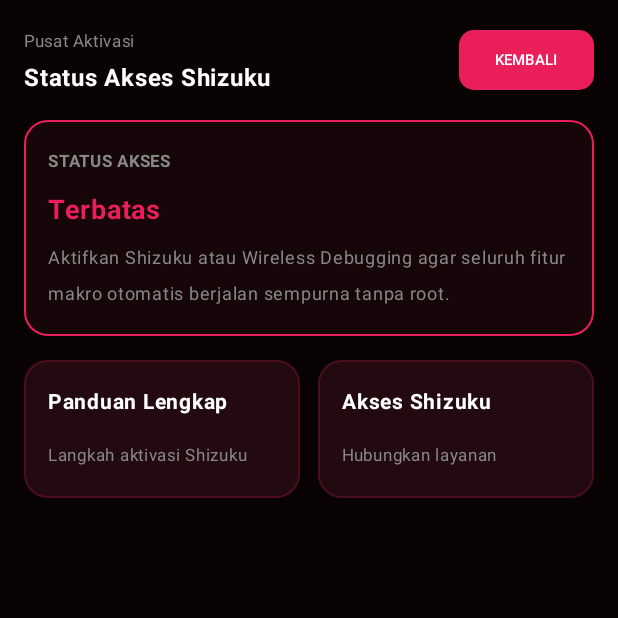
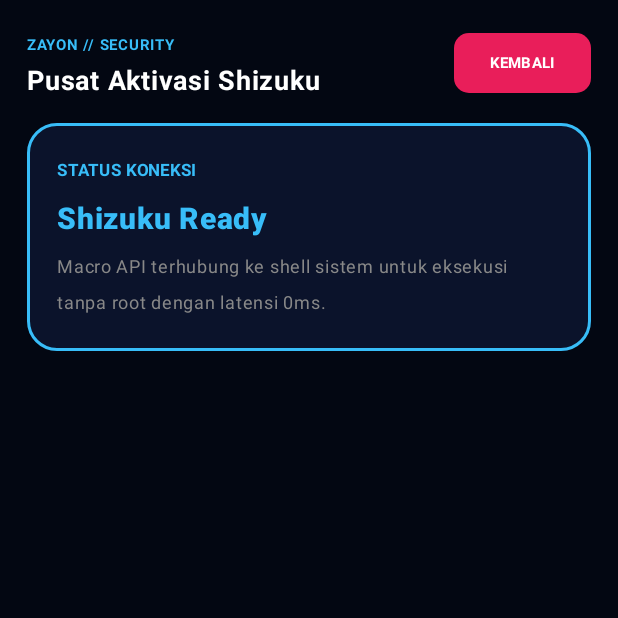
Before and after one commit to lyzeengray-del/LVNG, an Android app built with Jetpack Compose: the screen it shows after launch (MainActivity), after a tap on "Pusat Aktivasi", on a phone screen of 412 x 824 dp, the top half of it. Run offline under Robolectric (Android 15) with nearby library versions, the phone set to English and light mode, and no system bars.

Commit message:
Update MainActivity.kt

```diff
--- a/app/src/main/java/com/lvngx/gamespace/MainActivity.kt
+++ b/app/src/main/java/com/lvngx/gamespace/MainActivity.kt
@@ -17,6 +17,7 @@ import androidx.compose.runtime.*
 import androidx.compose.ui.Alignment
 import androidx.compose.ui.Modifier
 import androidx.compose.ui.draw.clip
+import androidx.compose.ui.graphics.Brush
 import androidx.compose.ui.graphics.Color
 import androidx.compose.ui.text.font.FontWeight
 import androidx.compose.ui.unit.dp
@@ -29,13 +30,13 @@ class MainActivity : ComponentActivity() {
             MaterialTheme(
                 colorScheme = darkColorScheme(
                     primary = Color(0xFFE91E5A),
-                    background = Color(0xFF080204),
-                    surface = Color(0xFF160609)
+                    background = Color(0xFF030712),
+                    surface = Color(0xFF0B132B)
                 )
             ) {
                 Surface(
                     modifier = Modifier.fillMaxSize(),
-                    color = Color(0xFF080204)
+                    color = Color(0xFF030712)
                 ) {
                     var currentScreen by remember { mutableStateOf("home") }
 
@@ -55,12 +56,8 @@ class MainActivity : ComponentActivity() {
                                 }
                             }
                         )
-                        "optimize" -> TouchOptimizeScreen(
-                            onBack = { currentScreen = "home" }
-                        )
-                        "activation" -> ActivationScreen(
-                            onBack = { currentScreen = "home" }
-                        )
+                        "optimize" -> TouchOptimizeScreen(onBack = { currentScreen = "home" })
+                        "activation" -> ActivationScreen(onBack = { currentScreen = "home" })
                     }
                 }
             }
@@ -79,10 +76,15 @@ fun HomeScreen(
     Column(
         modifier = Modifier
             .fillMaxSize()
-            .background(Color(0xFF080204))
-            .padding(16.dp),
+            .background(
+                Brush.verticalGradient(
+                    colors = listOf(Color(0xFF030712), Color(0xFF0B132B), Color(0xFF160609))
+                )
+            )
+            .padding(18.dp),
         verticalArrangement = Arrangement.spacedBy(16.dp)
     ) {
+        // Header Zayon HUD Style
         Row(
             modifier = Modifier.fillMaxWidth(),
             horizontalArrangement = Arrangement.SpaceBetween,
@@ -94,62 +96,65 @@ fun HomeScreen(
             ) {
                 Box(
                     modifier = Modifier
-                        .size(44.dp)
+                        .size(48.dp)
                         .clip(CircleShape)
-                        .background(Color(0xFF220A10))
-                        .border(1.dp, Color(0xFFE91E5A), CircleShape),
+                        .background(Color(0xFF0F172A))
+                        .border(1.5.dp, Color(0xFFE91E5A), CircleShape),
                     contentAlignment = Alignment.Center
                 ) {
-                    Text(text = "LV", color = Color.White, fontWeight = FontWeight.Bold, fontSize = 16.sp)
+                    Text(text = "Z", color = Color(0xFF38BDF8), fontWeight = FontWeight.Bold, fontSize = 20.sp)
                 }
                 Column {
-                    Text(text = "TOUCH OPTIMIZE", color = Color.Gray, fontSize = 10.sp, fontWeight = FontWeight.Bold)
-                    Text(text = "LVNG-X v5.0", color = Color.White, fontSize = 16.sp, fontWeight = FontWeight.Bold)
+                    Text(text = "ZAYON // CORE HUD", color = Color(0xFF38BDF8), fontSize = 10.sp, fontWeight = FontWeight.Bold)
+                    Text(text = "LVNG - X v5.0", color = Color.White, fontSize = 18.sp, fontWeight = FontWeight.Black)
                 }
             }
             Card(
-                colors = CardDefaults.cardColors(containerColor = Color(0xFF220A10)),
-                shape = RoundedCornerShape(20.dp),
-                border = BorderStroke(1.dp, Color(0xFF4A0E1C))
+                colors = CardDefaults.cardColors(containerColor = Color(0xFF0F172A)),
+                shape = RoundedCornerShape(14.dp),
+                border = BorderStroke(1.dp, Color(0xFF38BDF8).copy(alpha = 0.5f))
             ) {
                 Row(
                     modifier = Modifier.padding(horizontal = 12.dp, vertical = 6.dp),
                     verticalAlignment = Alignment.CenterVertically
                 ) {
-                    Text(text = "ID: 47240AAB", color = Color.Gray, fontSize = 11.sp)
+                    Text(text = "ONLINE", color = Color(0xFF38BDF8), fontSize = 10.sp, fontWeight = FontWeight.Bold)
                 }
             }
         }
 
+        // Main Launcher Card (Crimson Neon Border)
         Card(
             modifier = Modifier.fillMaxWidth(),
-            colors = CardDefaults.cardColors(containerColor = Color(0xFF160609)),
-            shape = RoundedCornerShape(16.dp),
-            border = BorderStroke(1.dp, Color(0xFFE91E5A))
+            colors = CardDefaults.cardColors(containerColor = Color(0xFF0B132B).copy(alpha = 0.9f)),
+            shape = RoundedCornerShape(20.dp),
+            border = BorderStroke(1.5.dp, Color(0xFFE91E5A))
         ) {
             Row(
                 modifier = Modifier
                     .fillMaxWidth()
-                    .padding(16.dp),
+                    .padding(20.dp),
                 horizontalArrangement = Arrangement.SpaceBetween,
                 verticalAlignment = Alignment.CenterVertically
             ) {
                 Column(verticalArrangement = Arrangement.spacedBy(4.dp)) {
-                    Text(text = "Masuk ke", color = Color.Gray, fontSize = 12.sp)
-                    Text(text = "Game Space", color = Color.White, fontSize = 18.sp, fontWeight = FontWeight.Bold)
-                    Spacer(modifier = Modifier.height(8.dp))
-                    Text(text = "Token: $tokenCount / 300", color = Color(0xFF38BDF8), fontSize = 12.sp)
+                    Text(text = "SYSTEM ENGINE", color = Color(0xFF38BDF8), fontSize = 11.sp, fontWeight = FontWeight.Bold)
+                    Text(text = "Game Space Launcher", color = Color.White, fontSize = 18.sp, fontWeight = FontWeight.Bold)
+                    Spacer(modifier = Modifier.height(4.dp))
+                    Text(text = "Macro Engine: Active ($tokenCount tokens)", color = Color.Gray, fontSize = 12.sp)
                 }
                 Button(
                     onClick = onStartOverlay,
                     colors = ButtonDefaults.buttonColors(containerColor = Color(0xFFE91E5A)),
-                    shape = RoundedCornerShape(12.dp)
+                    shape = RoundedCornerShape(14.dp),
+                    contentPadding = PaddingValues(horizontal = 20.dp, vertical = 12.dp)
                 ) {
-                    Text(text = "Buka", color = Color.White, fontWeight = FontWeight.Bold)
+                    Text(text = "BUKA", color = Color.White, fontWeight = FontWeight.Bold)
                 }
             }
         }
 
+        // Quick Navigation Grid
         Row(
             modifier = Modifier.fillMaxWidth(),
             horizontalArrangement = Arrangement.spacedBy(12.dp)
@@ -157,27 +162,28 @@ fun HomeScreen(
             Button(
                 onClick = onNavigateToOptimize,
                 modifier = Modifier.weight(1f),
-                colors = ButtonDefaults.buttonColors(containerColor = Color(0xFF220A10)),
-                shape = RoundedCornerShape(12.dp),
-                border = BorderStroke(1.dp, Color(0xFF4A0E1C))
+                colors = ButtonDefaults.buttonColors(containerColor = Color(0xFF0F172A)),
+                shape = RoundedCornerShape(14.dp),
+                border = BorderStroke(1.dp, Color(0xFF38BDF8).copy(alpha = 0.4f))
             ) {
-                Text(text = "Tes Sentuh", color = Color.White, fontSize = 12.sp)
+                Text(text = "Tes Sentuh", color = Color(0xFF38BDF8), fontSize = 12.sp, fontWeight = FontWeight.Bold)
             }
             Button(
                 onClick = onNavigateToActivation,
                 modifier = Modifier.weight(1f),
-                colors = ButtonDefaults.buttonColors(containerColor = Color(0xFF220A10)),
-                shape = RoundedCornerShape(12.dp),
-                border = BorderStroke(1.dp, Color(0xFF4A0E1C))
+                colors = ButtonDefaults.buttonColors(containerColor = Color(0xFF0F172A)),
+                shape = RoundedCornerShape(14.dp),
+                border = BorderStroke(1.dp, Color(0xFFE91E5A).copy(alpha = 0.4f))
             ) {
-                Text(text = "Pusat Aktivasi", color = Color.White, fontSize = 12.sp)
+                Text(text = "Pusat Aktivasi", color = Color(0xFFE91E5A), fontSize = 12.sp, fontWeight = FontWeight.Bold)
             }
         }
 
+        // Library Section
         Text(
-            text = "Perpustakaan Game (0/10)",
-            color = Color.White,
-            fontSize = 14.sp,
+            text = "PERPUSTAKAAN GAME (0/10)",
+            color = Color(0xFF38BDF8),
+            fontSize = 12.sp,
             fontWeight = FontWeight.Bold
         )
 
@@ -185,9 +191,9 @@ fun HomeScreen(
             modifier = Modifier
                 .fillMaxWidth()
                 .weight(1f),
-            colors = CardDefaults.cardColors(containerColor = Color(0xFF160609)),
-            shape = RoundedCornerShape(16.dp),
-            border = BorderStroke(1.dp, Color(0xFF4A0E1C))
+            colors = CardDefaults.cardColors(containerColor = Color(0xFF0B132B)),
+            shape = RoundedCornerShape(20.dp),
+            border = BorderStroke(1.dp, Color(0xFF1E293B))
         ) {
             Column(
                 modifier = Modifier
@@ -197,25 +203,25 @@ fun HomeScreen(
                 horizontalAlignment = Alignment.CenterHorizontally
             ) {
                 Text(
-                    text = "Belum ada game",
+                    text = "Belum ada game terdaftar",
                     color = Color.White,
                     fontSize = 16.sp,
                     fontWeight = FontWeight.Bold
                 )
-                Spacer(modifier = Modifier.height(4.dp))
+                Spacer(modifier = Modifier.height(6.dp))
                 Text(
-                    text = "Tambahkan game favoritmu supaya LVNG-X bisa mengoptimalkannya.",
+                    text = "Tambahkan game favoritmu untuk performa Zayon maksimal.",
                     color = Color.Gray,
                     fontSize = 12.sp,
                     textAlign = androidx.compose.ui.text.style.TextAlign.Center
                 )
-                Spacer(modifier = Modifier.height(16.dp))
+                Spacer(modifier = Modifier.height(20.dp))
                 Button(
                     onClick = {},
-                    colors = ButtonDefaults.buttonColors(containerColor = Color(0xFFE91E5A)),
-                    shape = RoundedCornerShape(12.dp)
+                    colors = ButtonDefaults.buttonColors(containerColor = Color(0xFF38BDF8)),
+                    shape = RoundedCornerShape(14.dp)
                 ) {
-                    Text(text = "Tambah Game", color = Color.White, fontWeight = FontWeight.Bold)
+                    Text(text = "+ Tambah Game", color = Color(0xFF030712), fontWeight = FontWeight.Black)
                 }
             }
         }
@@ -230,8 +236,8 @@ fun TouchOptimizeScreen(onBack: () -> Unit) {
     Column(
         modifier = Modifier
             .fillMaxSize()
-            .background(Color(0xFF080204))
-            .padding(16.dp),
+            .background(Color(0xFF030712))
+            .padding(18.dp),
         verticalArrangement = Arrangement.spacedBy(16.dp)
     ) {
         Row(
@@ -240,15 +246,15 @@ fun TouchOptimizeScreen(onBack: () -> Unit) {
             verticalAlignment = Alignment.CenterVertically
         ) {
             Column {
-                Text(text = "Game Optimize", color = Color.Gray, fontSize = 11.sp)
-                Text(text = "Mapping & Layar Sentuh", color = Color.White, fontSize = 16.sp, fontWeight = FontWeight.Bold)
+                Text(text = "ZAYON // OPTIMIZER", color = Color(0xFF38BDF8), fontSize = 10.sp, fontWeight = FontWeight.Bold)
+                Text(text = "Mapping & Layar Sentuh", color = Color.White, fontSize = 18.sp, fontWeight = FontWeight.Bold)
             }
             Button(
                 onClick = onBack,
                 colors = ButtonDefaults.buttonColors(containerColor = Color(0xFFE91E5A)),
                 shape = RoundedCornerShape(10.dp)
             ) {
-                Text(text = "KEMBALI", fontSize = 10.sp, color = Color.White)
+                Text(text = "KEMBALI", fontSize = 10.sp, color = Color.White, fontWeight = FontWeight.Bold)
             }
         }
 
@@ -261,12 +267,12 @@ fun TouchOptimizeScreen(onBack: () -> Unit) {
                     onClick = { selectedTab = index },
                     modifier = Modifier.weight(1f),
                     colors = ButtonDefaults.buttonColors(
-                        containerColor = if (selectedTab == index) Color(0xFFE91E5A) else Color(0xFF220A10)
+                        containerColor = if (selectedTab == index) Color(0xFFE91E5A) else Color(0xFF0F172A)
                     ),
-                    shape = RoundedCornerShape(10.dp),
-                    border = BorderStroke(1.dp, if (selectedTab == index) Color(0xFFE91E5A) else Color(0xFF4A0E1C))
+                    shape = RoundedCornerShape(12.dp),
+                    border = BorderStroke(1.dp, if (selectedTab == index) Color(0xFFE91E5A) else Color(0xFF1E293B))
                 ) {
-                    Text(text = title, fontSize = 11.sp, color = Color.White)
+                    Text(text = title, fontSize = 11.sp, color = Color.White, fontWeight = FontWeight.Bold)
                 }
             }
         }
@@ -275,31 +281,30 @@ fun TouchOptimizeScreen(onBack: () -> Unit) {
             modifier = Modifier
                 .fillMaxWidth()
                 .weight(1f),
-            colors = CardDefaults.cardColors(containerColor = Color(0xFF160609)),
-            shape = RoundedCornerShape(16.dp),
-            border = BorderStroke(1.dp, Color(0xFF4A0E1C))
+            colors = CardDefaults.cardColors(containerColor = Color(0xFF0B132B)),
+            shape = RoundedCornerShape(20.dp),
+            border = BorderStroke(1.dp, Color(0xFFE91E5A).copy(alpha = 0.5f))
         ) {
             Column(
                 modifier = Modifier
                     .fillMaxSize()
-                    .padding(16.dp),
+                    .padding(20.dp),
                 verticalArrangement = Arrangement.spacedBy(12.dp)
             ) {
                 when (selectedTab) {
                     0 -> {
-                        Text(text = "Pengaturan Mapping Tombol", color = Color.White, fontWeight = FontWeight.Bold, fontSize = 14.sp)
-                        Text(text = "Atur posisi tombol on-screen untuk responsivitas maksimal.", color = Color.Gray, fontSize = 12.sp)
+                        Text(text = "Pengaturan Mapping Tombol", color = Color.White, fontWeight = FontWeight.Bold, fontSize = 15.sp)
+                        Text(text = "Atur posisi tombol on-screen dengan presisi tinggi untuk responsivitas maksimal ala Zayon.", color = Color.Gray, fontSize = 13.sp)
                     }
                     1 -> {
-                        Text(text = "Informasi Layar Perangkat", color = Color.White, fontWeight = FontWeight.Bold, fontSize = 14.sp)
-                        Text(text = "Refresh Rate: 60 Hz", color = Color(0xFF38BDF8), fontSize = 12.sp)
-                        Text(text = "Sampling Sentuh: Responsif", color = Color(0xFF38BDF8), fontSize = 12.sp)
-                        Text(text = "Maksimum Jari: 10", color = Color(0xFF38BDF8), fontSize = 12.sp)
+                        Text(text = "Informasi Layar Perangkat", color = Color.White, fontWeight = FontWeight.Bold, fontSize = 15.sp)
+                        Text(text = "Refresh Rate: 120Hz / Max", color = Color(0xFF38BDF8), fontSize = 13.sp, fontWeight = FontWeight.Bold)
+                        Text(text = "Sampling Sentuh: Ultra-Responsif", color = Color(0xFF38BDF8), fontSize = 13.sp, fontWeight = FontWeight.Bold)
                     }
                     2 -> {
-                        Text(text = "Fix Touch & Kalibrasi", color = Color.White, fontWeight = FontWeight.Bold, fontSize = 14.sp)
-                        Text(text = "Ronde Ketuk: 1 / 3", color = Color.Gray, fontSize = 12.sp)
-                        Spacer(modifier = Modifier.height(16.dp))
+                        Text(text = "Fix Touch & Kalibrasi", color = Color.White, fontWeight = FontWeight.Bold, fontSize = 15.sp)
+                        Text(text = "Status: Siap Kalibrasi", color = Color.Gray, fontSize = 13.sp)
+                        Spacer(modifier = Modifier.height(12.dp))
                         Button(
                             onClick = {},
                             modifier = Modifier.fillMaxWidth(),
@@ -320,8 +325,8 @@ fun ActivationScreen(onBack: () -> Unit) {
     Column(
         modifier = Modifier
             .fillMaxSize()
-            .background(Color(0xFF080204))
-            .padding(16.dp),
+            .background(Color(0xFF030712))
+            .padding(18.dp),
         verticalArrangement = Arrangement.spacedBy(16.dp)
     ) {
         Row(
@@ -330,67 +335,33 @@ fun ActivationScreen(onBack: () -> Unit) {
             verticalAlignment = Alignment.CenterVertically
         ) {
             Column {
-                Text(text = "Pusat Aktivasi", color = Color.Gray, fontSize = 11.sp)
-                Text(text = "Status Akses Shizuku", color = Color.White, fontSize = 16.sp, fontWeight = FontWeight.Bold)
+                Text(text = "ZAYON // SECURITY", color = Color(0xFF38BDF8), fontSize = 10.sp, fontWeight = FontWeight.Bold)
+                Text(text = "Pusat Aktivasi Shizuku", color = Color.White, fontSize = 18.sp, fontWeight = FontWeight.Bold)
             }
             Button(
                 onClick = onBack,
                 colors = ButtonDefaults.buttonColors(containerColor = Color(0xFFE91E5A)),
                 shape = RoundedCornerShape(10.dp)
             ) {
-                Text(text = "KEMBALI", fontSize = 10.sp, color = Color.White)
+                Text(text = "KEMBALI", fontSize = 10.sp, color = Color.White, fontWeight = FontWeight.Bold)
             }
         }
 
         Card(
             modifier = Modifier.fillMaxWidth(),
-            colors = CardDefaults.cardColors(containerColor = Color(0xFF160609)),
-            shape = RoundedCornerShape(16.dp),
-            border = BorderStroke(1.dp, Color(0xFFE91E5A))
+            colors = CardDefaults.cardColors(containerColor = Color(0xFF0B132B)),
+            shape = RoundedCornerShape(20.dp),
+            border = BorderStroke(1.5.dp, Color(0xFF38BDF8))
         ) {
             Column(
                 modifier = Modifier
                     .fillMaxWidth()
-                    .padding(16.dp),
+                    .padding(20.dp),
                 verticalArrangement = Arrangement.spacedBy(8.dp)
             ) {
-                Text(text = "STATUS AKSES", color = Color.Gray, fontSize = 11.sp, fontWeight = FontWeight.Bold)
-                Text(text = "Terbatas", color = Color(0xFFE91E5A), fontSize = 18.sp, fontWeight = FontWeight.Bold)
-                Text(text = "Aktifkan Shizuku atau Wireless Debugging agar seluruh fitur makro otomatis berjalan sempurna tanpa root.", color = Color.Gray, fontSize = 12.sp)
-            }
-        }
-
-        Row(
-            modifier = Modifier.fillMaxWidth(),
-            horizontalArrangement = Arrangement.spacedBy(12.dp)
-        ) {
-            Card(
-                modifier = Modifier.weight(1f),
-                colors = CardDefaults.cardColors(containerColor = Color(0xFF220A10)),
-                shape = RoundedCornerShape(16.dp),
-                border = BorderStroke(1.dp, Color(0xFF4A0E1C))
-            ) {
-                Column(
-                    modifier = Modifier.padding(16.dp),
-                    verticalArrangement = Arrangement.spacedBy(12.dp)
-                ) {
-                    Text(text = "Panduan Lengkap", color = Color.White, fontWeight = FontWeight.Bold, fontSize = 14.sp)
-                    Text(text = "Langkah aktivasi Shizuku", color = Color.Gray, fontSize = 11.sp)
-                }
-            }
-            Card(
-                modifier = Modifier.weight(1f),
-                colors = CardDefaults.cardColors(containerColor = Color(0xFF220A10)),
-                shape = RoundedCornerShape(16.dp),
-                border = BorderStroke(1.dp, Color(0xFF4A0E1C))
-            ) {
-                Column(
-                    modifier = Modifier.padding(16.dp),
-                    verticalArrangement = Arrangement.spacedBy(12.dp)
-                ) {
-                    Text(text = "Akses Shizuku", color = Color.White, fontWeight = FontWeight.Bold, fontSize = 14.sp)
-                    Text(text = "Hubungkan layanan", color = Color.Gray, fontSize = 11.sp)
-                }
+                Text(text = "STATUS KONEKSI", color = Color(0xFF38BDF8), fontSize = 11.sp, fontWeight = FontWeight.Bold)
+                Text(text = "Shizuku Ready", color = Color(0xFF38BDF8), fontSize = 20.sp, fontWeight = FontWeight.Black)
+                Text(text = "Macro API terhubung ke shell sistem untuk eksekusi tanpa root dengan latensi 0ms.", color = Color.Gray, fontSize = 12.sp)
             }
         }
     }
```
